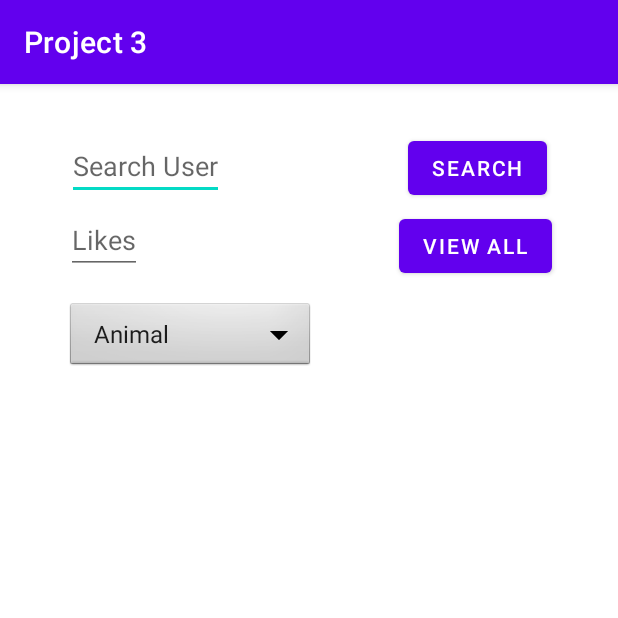
After one commit to nmcmahan/CST438_Project3, an Android app: the ListItemActivity screen opened directly, with no data from a screen before it, on a phone screen of 412 x 824 dp, the top half of it. The commit adds this screen. Run offline under Robolectric (Android 15) with nearby library versions, the phone set to English and light mode, and no system bars.

Commit message:
Update/Saving data on Github
Made progress.  Have bare bones on both a View Post Page and List post page.  Doing this to save progress just in case.

```diff
--- a/frontend/app/src/main/java/info/steven/frontend/JsonPlaceHolderAPI.java
+++ b/frontend/app/src/main/java/info/steven/frontend/JsonPlaceHolderAPI.java
@@ -18,9 +18,21 @@ public interface JsonPlaceHolderAPI {
     @GET("users/")
     Call<List<User>> getAllUsers();
 
+    @GET("users/{username}")
+    Call<User> getUserByName(
+            @Path("username") String username
+    );
+
     @POST("users/")
     Call<User> createUser(@Body User user);
 
     @GET("items/")
     Call<List<Post>> getALlPosts();
+
+    @GET("items/{user_id}/{category}/{likes}")
+    Call<List<Post>> searchForPosts(
+            @Path("user_id") int user_id,
+            @Path("category") String category,
+            @Path("likes") int likes
+    );
 }
--- /dev/null
+++ b/frontend/app/src/main/java/info/steven/frontend/ListItemActivity.java
@@ -0,0 +1,171 @@
+package info.steven.frontend;
+
+import android.os.Bundle;
+import android.view.View;
+import android.widget.AdapterView;
+import android.widget.ArrayAdapter;
+import android.widget.Button;
+import android.widget.EditText;
+import android.widget.LinearLayout;
+import android.widget.Spinner;
+import android.widget.TextView;
+import android.widget.Toast;
+
+import androidx.appcompat.app.AppCompatActivity;
+
+import com.google.gson.GsonBuilder;
+
+import java.util.ArrayList;
+import java.util.List;
+import java.util.ListIterator;
+
+import retrofit2.Call;
+import retrofit2.Callback;
+import retrofit2.Response;
+import retrofit2.Retrofit;
+import retrofit2.converter.gson.GsonConverterFactory;
+
+public class ListItemActivity
+        extends AppCompatActivity
+        implements AdapterView.OnItemSelectedListener {
+
+    private EditText searchUser;
+    private EditText searchLikes;
+
+    private Spinner categorySpinner;
+
+    private static JsonPlaceHolderAPI jsonPlaceHolderAPI;
+
+    private Button viewAllButton;
+
+    private Button searchButton;
+
+    public String selectedCategory;
+
+    @Override
+    protected void onCreate(Bundle savedInstanceState) {
+        super.onCreate(savedInstanceState);
+        setContentView(R.layout.activity_list_item);
+
+        selectedCategory = "";
+
+        //Get inputs
+        searchUser = findViewById(R.id.search_user);
+        searchLikes = findViewById(R.id.search_likes);
+
+        //make the dropdown
+        categorySpinner = findViewById(R.id.search_category);
+
+        categorySpinner.setOnItemSelectedListener(this);
+
+        String[] items = { "Animal", "Beautiful", "Calming", "Horror", "Inspirational", "Weird"};
+
+        ArrayAdapter<String> adapter = new ArrayAdapter<>(this, android.R.layout.simple_spinner_item, items);
+
+        adapter.setDropDownViewResource(android.R.layout.simple_spinner_dropdown_item);
+
+        categorySpinner.setAdapter(adapter);
+
+        //parameter search
+        searchButton = findViewById(R.id.paramater_search_Button);
+
+        searchButton.setOnClickListener(v -> {
+            String user = searchUser.getText().toString();
+            String likes = searchLikes.getText().toString();
+
+            String category = selectedCategory;
+
+            searchForItems(user, likes, category);
+        });
+
+        //view all items
+        viewAllButton = findViewById(R.id.view_all_Button);
+
+        viewAllButton.setOnClickListener(v -> {
+            getAllItems();
+        });
+    }
+
+
+
+    public void getAllItems()
+    {
+        new GsonBuilder().serializeNulls().create();
+
+        Retrofit retrofit = new Retrofit.Builder()
+                .baseUrl("https://cst438-project3.herokuapp.com/")
+                .addConverterFactory(GsonConverterFactory.create())
+                .build();
+
+        jsonPlaceHolderAPI = retrofit.create(JsonPlaceHolderAPI.class);
+
+        Call<List<Post>> call = jsonPlaceHolderAPI.getALlPosts();
+
+        //call to get all posts
+        call.enqueue(new Callback<List<Post>>() {
+            @Override
+            public void onResponse(Call<List<Post>> call, Response<List<Post>> response) {
+                List<Post> posts = response.body();
+                ListIterator<Post> postListIterator = posts.listIterator();
+
+                while(postListIterator.hasNext())
+                {
+                    Post post = postListIterator.next();
+
+                    int userId = post.getUser_id();
+                    String title = post.getTitle();
+                    String category = post.getCategory();
+                    int likes = post.getLikes();
+
+                    String content = "";
+
+                    content += "UserId: " + userId + "\n";
+                    content += "Title: " + title + "\n";
+                    content += "Category: " + category + "\n";
+                    content += "likes: " + likes + "\n";
+                    content += "\n";
+
+                    //make a new textview and add it to the linear layout
+                    LinearLayout ll = (LinearLayout)findViewById(R.id.linear_layout);
+
+                    TextView newTextView = new TextView(getApplicationContext());
+
+                    LinearLayout.LayoutParams lparams = new LinearLayout.LayoutParams(LinearLayout.LayoutParams.WRAP_CONTENT, LinearLayout.LayoutParams.WRAP_CONTENT);
+                    newTextView.setLayoutParams(lparams);
+                    newTextView.setText(content);
+                    ll.addView(newTextView);
+                }
+
+            }
+            @Override
+            public void onFailure(Call<List<Post>> call, Throwable t) {
+                Toast.makeText(ListItemActivity.this,"Call Failure", Toast.LENGTH_SHORT).show();
+            }
+        });
+    }
+
+    public void searchForItems(String user, String likes, String category)
+    {
+        new GsonBuilder().serializeNulls().create();
+
+        Retrofit retrofit = new Retrofit.Builder()
+                .baseUrl("https://cst438-project3.herokuapp.com/")
+                .addConverterFactory(GsonConverterFactory.create())
+                .build();
+        jsonPlaceHolderAPI = retrofit.create(JsonPlaceHolderAPI.class);
+
+        Call<List<Post>> call = jsonPlaceHolderAPI.getALlPosts();
+    }
+
+    @Override
+    public void onItemSelected(AdapterView<?> parent, View view, int position, long id) {
+        String item = parent.getItemAtPosition(position).toString();
+
+        selectedCategory = item;
+    }
+
+    @Override
+    public void onNothingSelected(AdapterView<?> adapterView) {
+        selectedCategory = "";
+    }
+}
--- /dev/null
+++ b/frontend/app/src/main/res/layout/activity_list_item.xml
@@ -0,0 +1,93 @@
+<?xml version="1.0" encoding="utf-8"?>
+<androidx.constraintlayout.widget.ConstraintLayout xmlns:android="http://schemas.android.com/apk/res/android"
+    xmlns:app="http://schemas.android.com/apk/res-auto"
+    xmlns:tools="http://schemas.android.com/tools"
+    android:layout_width="match_parent"
+    android:layout_height="match_parent"
+    tools:context=".ListItemActivity">
+
+
+    <EditText
+        android:id="@+id/search_user"
+        android:layout_width="wrap_content"
+        android:layout_height="wrap_content"
+        android:layout_marginTop="32dp"
+        android:hint="Search User"
+        android:inputType="text"
+        app:layout_constraintEnd_toEndOf="parent"
+        app:layout_constraintHorizontal_bias="0.145"
+        app:layout_constraintStart_toStartOf="parent"
+        app:layout_constraintTop_toTopOf="parent" />
+
+    <EditText
+        android:id="@+id/search_likes"
+        android:layout_width="wrap_content"
+        android:layout_height="wrap_content"
+        android:layout_marginStart="44dp"
+        android:layout_marginTop="4dp"
+        android:hint="Likes"
+        android:inputType="text"
+        app:layout_constraintStart_toStartOf="parent"
+        app:layout_constraintTop_toBottomOf="@+id/search_user"/>
+
+    <Spinner
+        android:id="@+id/search_category"
+        android:layout_width="wrap_content"
+        android:layout_height="wrap_content"
+        android:layout_marginStart="44dp"
+        android:layout_marginTop="144dp"
+        android:background="@android:drawable/btn_dropdown"
+        android:spinnerMode="dropdown"
+        app:layout_constraintStart_toStartOf="parent"
+        app:layout_constraintTop_toTopOf="parent" />
+
+    <Button
+        android:id="@+id/paramater_search_Button"
+        android:layout_width="wrap_content"
+        android:layout_height="wrap_content"
+        android:layout_marginTop="32dp"
+        android:text="Search"
+        app:layout_constraintEnd_toEndOf="parent"
+        app:layout_constraintHorizontal_bias="0.852"
+        app:layout_constraintStart_toStartOf="parent"
+        app:layout_constraintTop_toTopOf="parent" />
+
+    <Button
+        android:id="@+id/view_all_Button"
+        android:layout_width="wrap_content"
+        android:layout_height="wrap_content"
+        android:layout_marginTop="4dp"
+        android:layout_marginEnd="44dp"
+        android:text="View All"
+        app:layout_constraintEnd_toEndOf="parent"
+        app:layout_constraintTop_toBottomOf="@+id/paramater_search_Button" />
+
+    <androidx.core.widget.NestedScrollView
+        android:id="@+id/nestedScrollView"
+        android:layout_width="wrap_content"
+        android:layout_height="wrap_content"
+        app:layout_constraintEnd_toEndOf="parent"
+        app:layout_constraintHorizontal_bias="0.5"
+        app:layout_constraintStart_toStartOf="parent"
+        app:layout_constraintTop_toTopOf="parent">
+
+        <LinearLayout
+            android:id="@+id/linear_layout"
+            android:layout_width="wrap_content"
+            android:layout_height="wrap_content"
+            android:orientation="horizontal">
+
+        </LinearLayout>
+
+    </androidx.core.widget.NestedScrollView>
+
+    <TextView
+        android:layout_width="4dp"
+        android:layout_height="116dp"
+        android:layout_marginTop="208dp"
+        app:layout_constraintEnd_toEndOf="parent"
+        app:layout_constraintHorizontal_bias="0.498"
+        app:layout_constraintStart_toStartOf="parent"
+        app:layout_constraintTop_toBottomOf="@+id/nestedScrollView" />
+
+</androidx.constraintlayout.widget.ConstraintLayout>
```
Also changed, not shown: frontend/app/src/main/AndroidManifest.xml (+8 -2 lines), frontend/app/src/main/java/info/steven/frontend/MainActivity.java (+18 -0 lines), frontend/app/src/main/java/info/steven/frontend/ViewImageActivity.java (added, +24 -0 lines), frontend/app/src/main/res/layout/activity_main.xml (+10 -0 lines), frontend/app/src/main/res/layout/activity_view_image.xml (added, +62 -0 lines), frontend/app/src/main/res/drawable/avatar.png (added).
